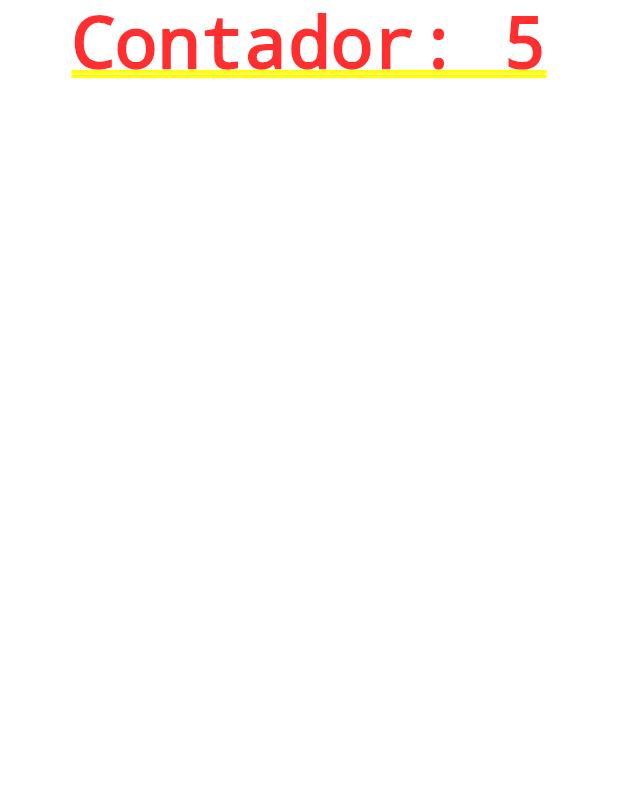
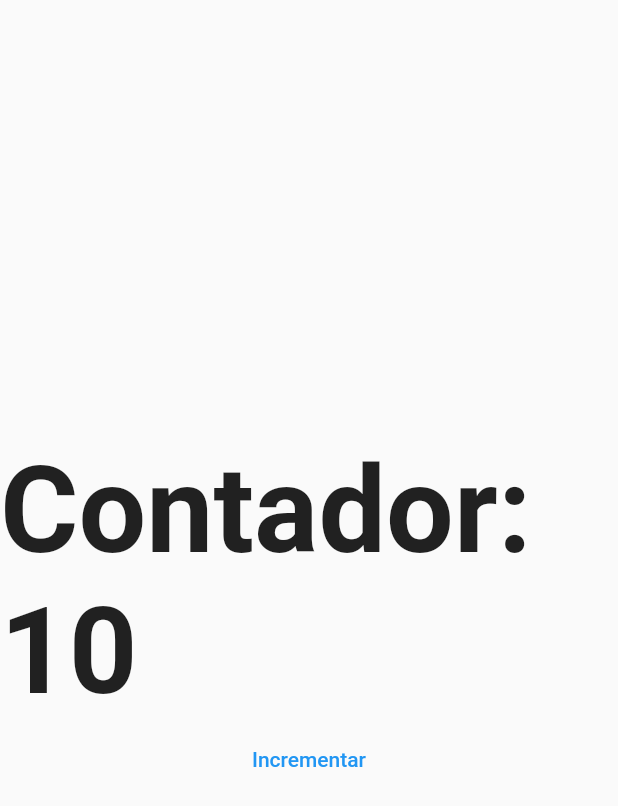
Before and after one commit to johnhaverh/bases_web, a Flutter app: the screen it shows after launch, on a phone screen of 412 x 824 dp. Shown: the top 806 px of the screen. Run offline on Flutter 3.47's test engine with Material 2 defaults, Android fonts, the phone set to English and light mode, and no system bars.

Commit message:
CounterPage changed to StatefulWidget

```diff
--- a/lib/main.dart
+++ b/lib/main.dart
@@ -7,12 +7,12 @@ class MyApp extends StatelessWidget {
   @override
   Widget build(BuildContext context) {
     return MaterialApp(
+      debugShowCheckedModeBanner: false,
       title: 'Rutas App',
       initialRoute: '/stateful',
       routes: {
         '/stateful': ( _ ) => CounterPage()
       }
-
     );
   }
 }
--- a/lib/ui/pages/counter_page.dart
+++ b/lib/ui/pages/counter_page.dart
@@ -1,14 +1,29 @@
 import 'package:flutter/material.dart';
 
-class CounterPage extends StatelessWidget {
+class CounterPage extends StatefulWidget {
   const CounterPage({Key? key}) : super(key: key);
 
   @override
+  State<CounterPage> createState() => _CounterPageState();
+}
+
+class _CounterPageState extends State<CounterPage> {
+  int counter=10;
+  @override
   Widget build(BuildContext context) {
-    return Container(
-      child: Column(
+    return Scaffold(
+      body: Column(
+        mainAxisAlignment: MainAxisAlignment.center,
         children: [
-          Text("Contador: 5")
+          Text("Contador: $counter ",style: TextStyle(fontSize: 80, fontWeight: FontWeight.bold)),
+          TextButton(
+            onPressed: (){
+              setState(() {
+                counter++;
+              });
+             },
+            child: Text("Incrementar")
+          ),
         ],
       ),
     );
```
